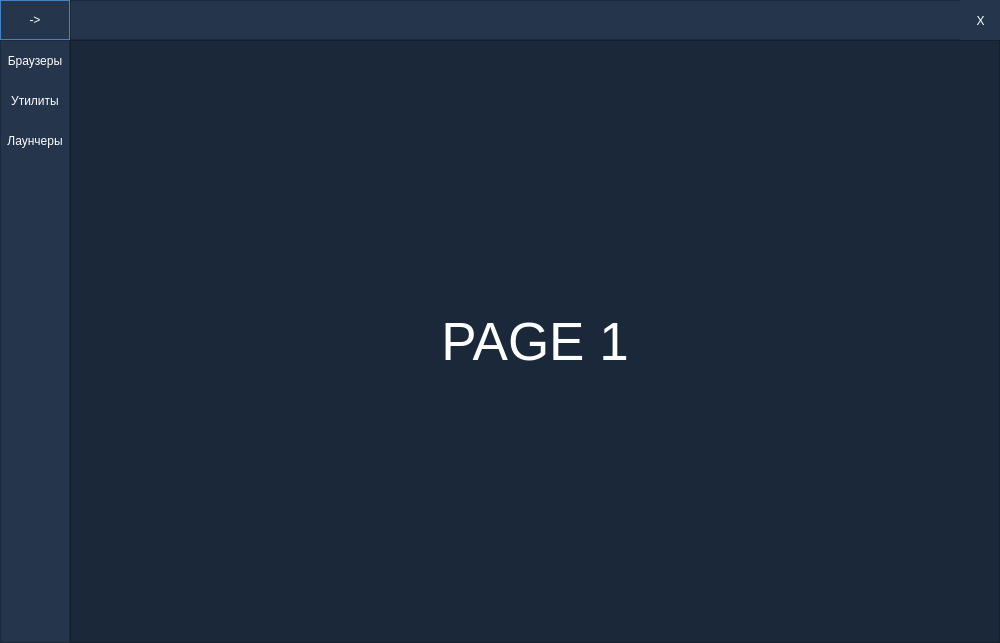
Above: front.ui from JenIK-s/install_first before the change. Below: the same form after it.
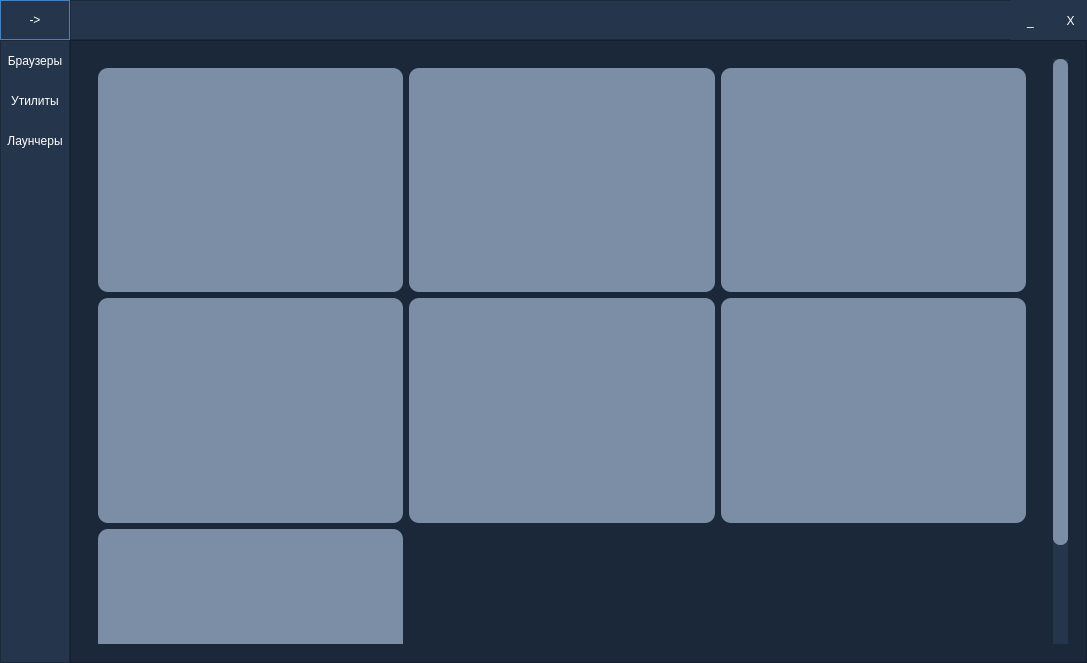
That is the form after the change. The open tabs and pages were chosen to show the change.

What changed in the file:
```diff
--- a/front.ui
+++ b/front.ui
@@ -6,8 +6,8 @@
    <rect>
     <x>0</x>
     <y>0</y>
-    <width>1000</width>
-    <height>643</height>
+    <width>1087</width>
+    <height>663</height>
    </rect>
   </property>
   <property name="minimumSize">
@@ -136,6 +136,9 @@
        </item>
        <item>
         <widget class="QFrame" name="frame_top">
+         <property name="layoutDirection">
+          <enum>Qt::LeftToRight</enum>
+         </property>
          <property name="styleSheet">
           <string notr="true">background-color: rgb(37, 53, 75);</string>
          </property>
@@ -148,7 +151,7 @@
          <widget class="QPushButton" name="pushButton">
           <property name="geometry">
            <rect>
-            <x>890</x>
+            <x>980</x>
             <y>0</y>
             <width>41</width>
             <height>41</height>
@@ -171,6 +174,34 @@
            <string>X</string>
           </property>
          </widget>
+         <widget class="QPushButton" name="pushButton_3">
+          <property name="geometry">
+           <rect>
+            <x>940</x>
+            <y>0</y>
+            <width>41</width>
+            <height>41</height>
+           </rect>
+          </property>
+          <property name="styleSheet">
+           <string notr="true">QPushButton {
+   color: rgb(255, 255, 255);;
+   background-color: rgb(37, 53, 75);
+   border: 0px solid;
+}
+QPushButton:hover {
+   background-color: rgb(79, 115, 161);
+}
+QPushButton:pressed {
+   background-color:rgb(48, 70, 98);
+}</string>
+          </property>
+          <property name="text">
+           <string>_</string>
+          </property>
+         </widget>
+         <zorder>pushButton_3</zorder>
+         <zorder>pushButton</zorder>
         </widget>
        </item>
       </layout>
@@ -356,53 +387,159 @@
           <item>
            <widget class="QStackedWidget" name="stackedWidget">
             <property name="currentIndex">
-             <number>1</number>
+             <number>0</number>
             </property>
             <widget class="QWidget" name="page_1">
              <layout class="QVBoxLayout" name="verticalLayout_7">
               <item>
-               <widget class="QLabel" name="label_1">
-                <property name="font">
-                 <font>
-                  <pointsize>40</pointsize>
-                 </font>
-                </property>
+               <widget class="QScrollArea" name="scrollArea_2">
                 <property name="styleSheet">
-                 <string notr="true">color: #FFF;</string>
+                 <string notr="true">QScrollArea {
+	border: none;
+	border-radius: 0px;
+}
+QScrollBar:vertical {
+border: none;
+background: #1a283a;
+width: 14px;
+margin: 15px 0 15px 0;
+border-radius: 0px;
+}
+QScrollBar:vertical {
+background: #25354b;
+width: 15px;
+margin: 0;
+border: 15 px;
+}
+
+/* HANDLE BAR VERTICAL */
+QScrollBar::handle:vertical {
+background-color: #1a283a;
+min-height: 30px;
+border-radius: 7px;
+}
+QScrollBar::handle:vertical:hover{
+background-color: rgb(79, 115, 161);
+}
+QScrollBar::handle:vertical:pressed {
+background-color: rgb(48, 70, 98);
+}
+
+
+
+
+/* RESET ARROW */
+QScrollBar::up-arrow:vertical, QScrollBar::down-arrow:vertical {
+background: none;
+}
+QScrollBar::add-page:vertical, QScrollBar::sub-page:vertical {
+background: none;
+}
+
+
+QScrollBar::handle:vertical {
+background: #7c8ea5;
+}
+
+QScrollBar::add-line:vertical {
+height: 0px;
+}
+
+QScrollBar::sub-line:vertical {
+height: 0px;
+}
+
+QScrollBar::add-page:vertical, QScrollBar::sub-page:vertical {
+height: 0px;
+}
+
+QScrollBar:horizontal {
+border: none;
+background: #1a283a;
+width: 14px;
+margin: 15px 0 15px 0;
+border-radius: 0px;
+}
+QScrollBar:horizontal {
+background: #25354b;
+width: 15px;
+margin: 0;
+border: 15 px;
+}
+
+/* HANDLE BAR VERTICAL */
+QScrollBar::handle:horizontal {
+background-color: #1a283a;
+min-height: 30px;
+border-radius: 7px;
+}
+QScrollBar::handle:horizontal:hover{
+background-color: rgb(79, 115, 161);
+}
+QScrollBar::handle:horizontal:pressed {
+background-color: rgb(48, 70, 98);
+}
+
+
+
+
+/* RESET ARROW */
+QScrollBar::up-arrow:horizontal, QScrollBar::down-arrow:horizontal {
+background: none;
+}
+QScrollBar::add-page:horizontal, QScrollBar::sub-page:horizontal {
+background: none;
+}
+
+
+QScrollBar::handle:horizontal {
+background: #7c8ea5;
+}
+
+QScrollBar::add-line:horizontal {
+height: 0px;
+}
+
+QScrollBar::sub-line:horizontal {
+height: 0px;
+}
+
+QScrollBar::add-page:horizontal, QScrollBar::sub-page:horizontal {
+height: 0px;
+}</string>
                 </property>
-                <property name="text">
-                 <string>PAGE 1</string>
+                <property name="widgetResizable">
+                 <bool>false</bool>
                 </property>
-                <property name="alignment">
-                 <set>Qt::AlignCenter</set>
-                </property>
-               </widget>
-              </item>
-             </layout>
-            </widget>
-            <widget class="QWidget" name="page_2">
-             <layout class="QVBoxLayout" name="verticalLayout_6">
-              <item>
+                <widget class="QWidget" name="scrollAreaWidgetContents_4">
+                 <property name="geometry">
+                  <rect>
+                   <x>0</x>
+                   <y>0</y>
+                   <width>946</width>
+                   <height>703</height>
+                  </rect>
+                 </property>
+                 <layout class="QGridLayout" name="gridLayout_2">
+                  <item row="0" column="0">
                <widget class="QFrame" name="frame">
+                    <property name="styleSheet">
+                     <string notr="true">background-color: #7c8ea5;
+border-radius: 10px;border-radius</string>
+                    </property>
                 <property name="frameShape">
                  <enum>QFrame::StyledPanel</enum>
                 </property>
                 <property name="frameShadow">
                  <enum>QFrame::Raised</enum>
                 </property>
+                   </widget>
+                  </item>
+                  <item row="0" column="1">
                 <widget class="QFrame" name="frame_2">
-                 <property name="geometry">
-                  <rect>
-                   <x>20</x>
-                   <y>20</y>
-                   <width>241</width>
-                   <height>201</height>
-                  </rect>
-                 </property>
                  <property name="styleSheet">
-                  <string notr="true">background-color: rgb(124, 142, 165);
-border-radius: 10px
-</string>
+                     <string notr="true">background-color: #7c8ea5;
+border-radius: 10px;border-radius</string>
                  </property>
                  <property name="frameShape">
                   <enum>QFrame::StyledPanel</enum>
@@ -411,19 +548,12 @@
                   <enum>QFrame::Raised</enum>
                  </property>
                 </widget>
+                  </item>
+                  <item row="0" column="2">
                 <widget class="QFrame" name="frame_3">
-                 <property name="geometry">
-                  <rect>
-                   <x>310</x>
-                   <y>20</y>
-                   <width>241</width>
-                   <height>201</height>
-                  </rect>
-                 </property>
                  <property name="styleSheet">
-                  <string notr="true">background-color: rgb(124, 142, 165);
-border-radius: 10px
-</string>
+                     <string notr="true">background-color: #7c8ea5;
+border-radius: 10px;border-radius</string>
                  </property>
                  <property name="frameShape">
                   <enum>QFrame::StyledPanel</enum>
@@ -432,19 +562,12 @@
                   <enum>QFrame::Raised</enum>
                  </property>
                 </widget>
+                  </item>
+                  <item row="1" column="0">
                 <widget class="QFrame" name="frame_4">
-                 <property name="geometry">
-                  <rect>
-                   <x>600</x>
-                   <y>20</y>
-                   <width>241</width>
-                   <height>201</height>
-                  </rect>
-                 </property>
                  <property name="styleSheet">
-                  <string notr="true">background-color: rgb(124, 142, 165);
-border-radius: 10px
-</string>
+                     <string notr="true">background-color: #7c8ea5;
+border-radius: 10px;border-radius</string>
                  </property>
                  <property name="frameShape">
                   <enum>QFrame::StyledPanel</enum>
@@ -453,19 +576,12 @@
                   <enum>QFrame::Raised</enum>
                  </property>
                 </widget>
+                  </item>
+                  <item row="1" column="1">
                 <widget class="QFrame" name="frame_5">
-                 <property name="geometry">
-                  <rect>
-                   <x>20</x>
-                   <y>260</y>
-                   <width>241</width>
-                   <height>201</height>
-                  </rect>
-                 </property>
                  <property name="styleSheet">
-                  <string notr="true">background-color: rgb(124, 142, 165);
-border-radius: 10px
-</string>
+                     <string notr="true">background-color: #7c8ea5;
+border-radius: 10px;border-radius</string>
                  </property>
                  <property name="frameShape">
                   <enum>QFrame::StyledPanel</enum>
@@ -474,19 +590,12 @@
                   <enum>QFrame::Raised</enum>
                  </property>
                 </widget>
+                  </item>
+                  <item row="1" column="2">
                 <widget class="QFrame" name="frame_6">
-                 <property name="geometry">
-                  <rect>
-                   <x>310</x>
-                   <y>260</y>
-                   <width>241</width>
-                   <height>201</height>
-                  </rect>
-                 </property>
                  <property name="styleSheet">
-                  <string notr="true">background-color: rgb(124, 142, 165);
-border-radius: 10px
-</string>
+                     <string notr="true">background-color: #7c8ea5;
+border-radius: 10px;border-radius</string>
                  </property>
                  <property name="frameShape">
                   <enum>QFrame::StyledPanel</enum>
@@ -495,19 +604,12 @@
                   <enum>QFrame::Raised</enum>
                  </property>
                 </widget>
+                  </item>
+                  <item row="2" column="0">
                 <widget class="QFrame" name="frame_7">
-                 <property name="geometry">
-                  <rect>
-                   <x>600</x>
-                   <y>260</y>
-                   <width>241</width>
-                   <height>201</height>
-                  </rect>
-                 </property>
                  <property name="styleSheet">
-                  <string notr="true">background-color: rgb(124, 142, 165);
-border-radius: 10px
-</string>
+                     <string notr="true">background-color: #7c8ea5;
+border-radius: 10px;border-radius</string>
                  </property>
                  <property name="frameShape">
                   <enum>QFrame::StyledPanel</enum>
@@ -516,74 +618,29 @@
                   <enum>QFrame::Raised</enum>
                  </property>
                 </widget>
-                <widget class="QScrollBar" name="verticalScrollBar">
+                  </item>
+                 </layout>
+                </widget>
+               </widget>
+              </item>
+             </layout>
+            </widget>
+            <widget class="QWidget" name="page_2">
+             <layout class="QVBoxLayout" name="verticalLayout_6">
+              <item>
+               <widget class="QScrollArea" name="scrollArea">
+                <property name="widgetResizable">
+                 <bool>true</bool>
+                </property>
+                <widget class="QWidget" name="scrollAreaWidgetContents_3">
                  <property name="geometry">
                   <rect>
-                   <x>860</x>
-                   <y>20</y>
-                   <width>16</width>
-                   <height>531</height>
+                   <x>0</x>
+                   <y>0</y>
+                   <width>1044</width>
+                   <height>937</height>
                   </rect>
                  </property>
-                 <property name="styleSheet">
-                  <string notr="true">QScrollBar:vertical {
-	border: none;
-    background:  rgb(0, 0, 0);
-    width: 14px;
-    margin: 15px 0 15px 0;
-	border-radius: 0px;
- }
-QScrollBar:vertical {
-background: #25354b;
-width: 15px;
-margin: 0;
-border: 15 px;
-}
-
-/*  HANDLE BAR VERTICAL */
-QScrollBar::handle:vertical {	
-	background-color:  rgb(0, 0, 0);
-	min-height: 30px;
-	border-radius: 7px;
-}
-QScrollBar::handle:vertical:hover{	
-	background-color:  rgb(79, 115, 161);
-}
-QScrollBar::handle:vertical:pressed {	
-	background-color: rgb(48, 70, 98);
-}
-
-
-
-
-/* RESET ARROW */
-QScrollBar::up-arrow:vertical, QScrollBar::down-arrow:vertical {
-	background: none;
-}
-QScrollBar::add-page:vertical, QScrollBar::sub-page:vertical {
-	background: none;
-}
-
-
-QScrollBar::handle:vertical {
-background: #7c8ea5;
-}
-
-QScrollBar::add-line:vertical {
-height: 0px;
-}
-
-QScrollBar::sub-line:vertical {
-height: 0px;
-}
-
-QScrollBar::add-page:vertical, QScrollBar::sub-page:vertical {
-height: 0px;
-}</string>
-                 </property>
-                 <property name="orientation">
-                  <enum>Qt::Vertical</enum>
-                 </property>
                 </widget>
                </widget>
               </item>
```
Lines whose indentation alone changed are shown as unchanged.
